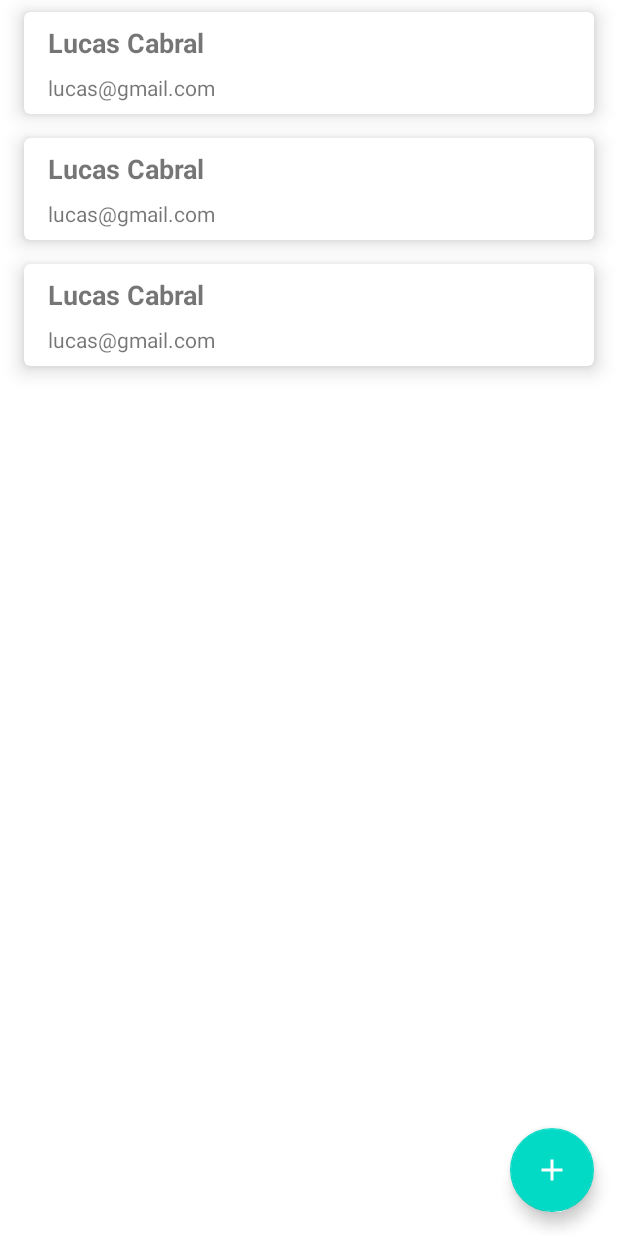
After one commit to LucasCabralDevv/MySubscribersRoom, an Android app: the layout subscriber_list_fragment.xml on its own in the app's theme, with its tools: preview values and no code run, on a phone screen of 412 x 824 dp. The commit adds this screen. Run offline under Robolectric (Android 15) with nearby library versions, the phone set to English and light mode, and no system bars.

Commit message:
Layout da listagem de subscribers finalizado.

```diff
--- a/app/src/main/java/com/lucascabral/mysubscribers/ui/subscriber/SubscriberFragment.kt
+++ b/app/src/main/java/com/lucascabral/mysubscribers/ui/subscriber/SubscriberFragment.kt
@@ -5,7 +5,6 @@ import android.view.View
 import androidx.appcompat.app.AppCompatActivity
 import androidx.fragment.app.Fragment
 import androidx.fragment.app.viewModels
-import androidx.lifecycle.Observer
 import androidx.lifecycle.ViewModel
 import androidx.lifecycle.ViewModelProvider
 import com.google.android.material.snackbar.Snackbar
@@ -27,7 +26,6 @@ class SubscriberFragment : Fragment(R.layout.subscriber_fragment) {
                 val repository: SubscriberRepository = DatabaseDataSource(subscriberDAO)
                 return SubscriberViewModel(repository) as T
             }
-
         }
     }
 
--- /dev/null
+++ b/app/src/main/java/com/lucascabral/mysubscribers/ui/subscriberlist/SubscriberListFragment.kt
@@ -0,0 +1,10 @@
+package com.lucascabral.mysubscribers.ui.subscriberlist
+
+import androidx.fragment.app.Fragment
+import com.lucascabral.mysubscribers.R
+
+class SubscriberListFragment : Fragment(R.layout.subscriber_list_fragment) {
+
+    private lateinit var viewModel: SubscriberListViewModel
+
+}
--- /dev/null
+++ b/app/src/main/java/com/lucascabral/mysubscribers/ui/subscriberlist/SubscriberListViewModel.kt
@@ -0,0 +1,7 @@
+package com.lucascabral.mysubscribers.ui.subscriberlist
+
+import androidx.lifecycle.ViewModel
+
+class SubscriberListViewModel : ViewModel() {
+    // TODO: Implement the ViewModel
+}
--- /dev/null
+++ b/app/src/main/res/drawable/ic_add_white_24.xml
@@ -0,0 +1,5 @@
+<vector android:height="24dp" android:tint="#FFFFFF"
+    android:viewportHeight="24" android:viewportWidth="24"
+    android:width="24dp" xmlns:android="http://schemas.android.com/apk/res/android">
+    <path android:fillColor="@android:color/white" android:pathData="M19,13h-6v6h-2v-6H5v-2h6V5h2v6h6v2z"/>
+</vector>
--- /dev/null
+++ b/app/src/main/res/layout/subscriber_item.xml
@@ -0,0 +1,37 @@
+<?xml version="1.0" encoding="utf-8"?>
+<androidx.cardview.widget.CardView xmlns:android="http://schemas.android.com/apk/res/android"
+    xmlns:app="http://schemas.android.com/apk/res-auto"
+    android:layout_width="match_parent"
+    android:layout_height="wrap_content"
+    xmlns:tools="http://schemas.android.com/tools"
+    android:layout_marginStart="16dp"
+    android:layout_marginTop="8dp"
+    android:layout_marginEnd="16dp"
+    android:layout_marginBottom="8dp"
+    app:cardCornerRadius="4dp"
+    app:cardElevation="8dp">
+
+    <LinearLayout
+        android:layout_width="match_parent"
+        android:layout_height="wrap_content"
+        android:layout_marginStart="16dp"
+        android:layout_marginTop="8dp"
+        android:layout_marginEnd="16dp"
+        android:layout_marginBottom="8dp"
+        android:orientation="vertical">
+
+        <TextView
+            android:layout_width="wrap_content"
+            android:layout_height="wrap_content"
+            android:textSize="18sp"
+            android:textStyle="bold"
+            tools:text="Lucas Cabral"/>
+
+        <TextView
+            android:layout_width="wrap_content"
+            android:layout_height="wrap_content"
+            android:layout_marginTop="8dp"
+            tools:text="lucas@gmail.com"/>
+    </LinearLayout>
+
+</androidx.cardview.widget.CardView>
--- /dev/null
+++ b/app/src/main/res/layout/subscriber_list_fragment.xml
@@ -0,0 +1,29 @@
+<?xml version="1.0" encoding="utf-8"?>
+<androidx.coordinatorlayout.widget.CoordinatorLayout xmlns:android="http://schemas.android.com/apk/res/android"
+    xmlns:tools="http://schemas.android.com/tools"
+    android:layout_width="match_parent"
+    android:layout_height="match_parent"
+    xmlns:app="http://schemas.android.com/apk/res-auto"
+    tools:context=".ui.subscriberlist.SubscriberListFragment">
+
+    <androidx.recyclerview.widget.RecyclerView
+        android:id="@+id/recyclerSubscriber"
+        android:layout_width="match_parent"
+        android:layout_height="match_parent"
+        app:layoutManager="androidx.recyclerview.widget.LinearLayoutManager"
+        app:layout_anchor="@+id/recyclerSubscriber"
+        app:layout_anchorGravity="center"
+        tools:listitem="@layout/subscriber_item" />
+
+    <com.google.android.material.floatingactionbutton.FloatingActionButton
+        android:id="@+id/fabSubscriber"
+        android:layout_width="wrap_content"
+        android:layout_height="wrap_content"
+        android:layout_gravity="end|bottom"
+        android:layout_margin="16dp"
+        android:src="@drawable/ic_add_white_24"
+        android:contentDescription="@string/fab_contentDescription" />
+
+
+
+</androidx.coordinatorlayout.widget.CoordinatorLayout>
--- a/app/src/main/res/values/strings.xml
+++ b/app/src/main/res/values/strings.xml
@@ -9,4 +9,5 @@
 
     <string name="subscriber_inserted_successfully">Subscriber was successfully inserted</string>
     <string name="subscriber_error_to_insert">There was an error when inserting subscriber </string>
+    <string name="fab_contentDescription">FAB to add a new subscriber</string>
 </resources>
--- a/app/src/main/res/values/themes.xml
+++ b/app/src/main/res/values/themes.xml
@@ -8,7 +8,7 @@
         <!-- Secondary brand color. -->
         <item name="colorSecondary">@color/teal_200</item>
         <item name="colorSecondaryVariant">@color/teal_700</item>
-        <item name="colorOnSecondary">@color/black</item>
+        <item name="colorOnSecondary">@color/white</item>
         <!-- Status bar color. -->
         <item name="android:statusBarColor" tools:targetApi="l">?attr/colorPrimaryVariant</item>
         <!-- Customize your theme here. -->
```
